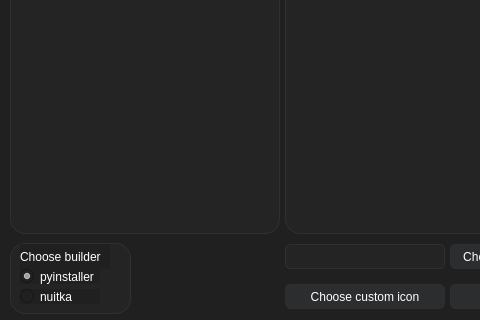
This is ui/main.ui in BarsTiger/daun as Qt 5 draws it before an edit; both pictures show x 0 to 480 and y 146 to 466 of the 566 by 466 pixel window. The edited form follows.
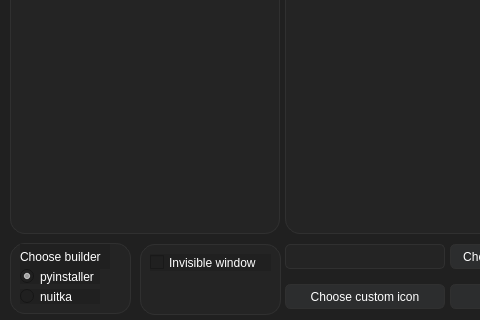
This is the edited form. Icons and pictures are not drawn.

```diff
--- a/ui/main.ui
+++ b/ui/main.ui
@@ -409,6 +409,41 @@
 font: 10pt &quot;Segoe UI&quot;;</string>
     </property>
    </widget>
+   <widget class="QWidget" name="options_bg" native="true">
+    <property name="geometry">
+     <rect>
+      <x>140</x>
+      <y>390</y>
+      <width>141</width>
+      <height>71</height>
+     </rect>
+    </property>
+    <property name="styleSheet">
+     <string notr="true">border-width: 1px;
+border-radius:15px;
+border-style: solid;
+border-color: #303030;
+padding: 10px;
+background-color: #242424;
+font: 10pt &quot;Segoe UI&quot;;</string>
+    </property>
+   </widget>
+   <widget class="QCheckBox" name="enable_console_button">
+    <property name="geometry">
+     <rect>
+      <x>150</x>
+      <y>400</y>
+      <width>121</width>
+      <height>17</height>
+     </rect>
+    </property>
+    <property name="styleSheet">
+     <string notr="true">font: 10pt &quot;Segoe UI&quot;;</string>
+    </property>
+    <property name="text">
+     <string>Invisible window</string>
+    </property>
+   </widget>
    <zorder>builder_bg</zorder>
    <zorder>build_button</zorder>
    <zorder>modules_list</zorder>
```
Left out of the diff: 12 changed lines with no effect on the pictures.
